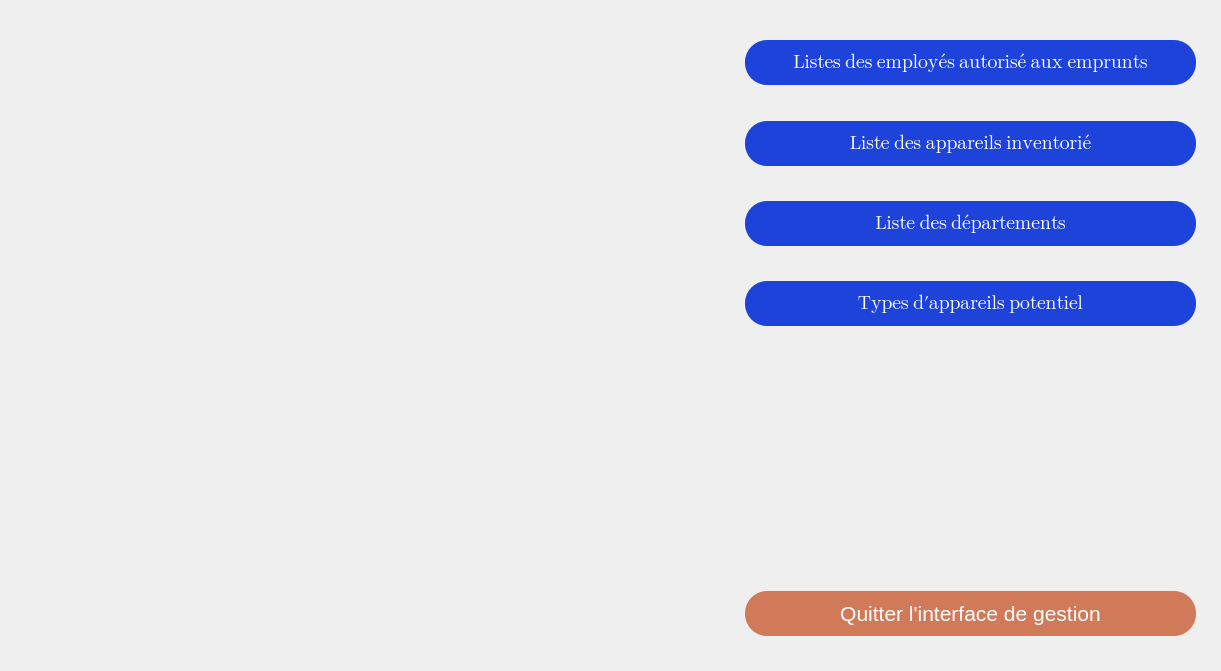
Before: the Qt Designer form PM-GEST/InterfaceGestion.ui in AetherFall/Gestionnaire-Emprunt-Materiel, drawn with Qt 5.
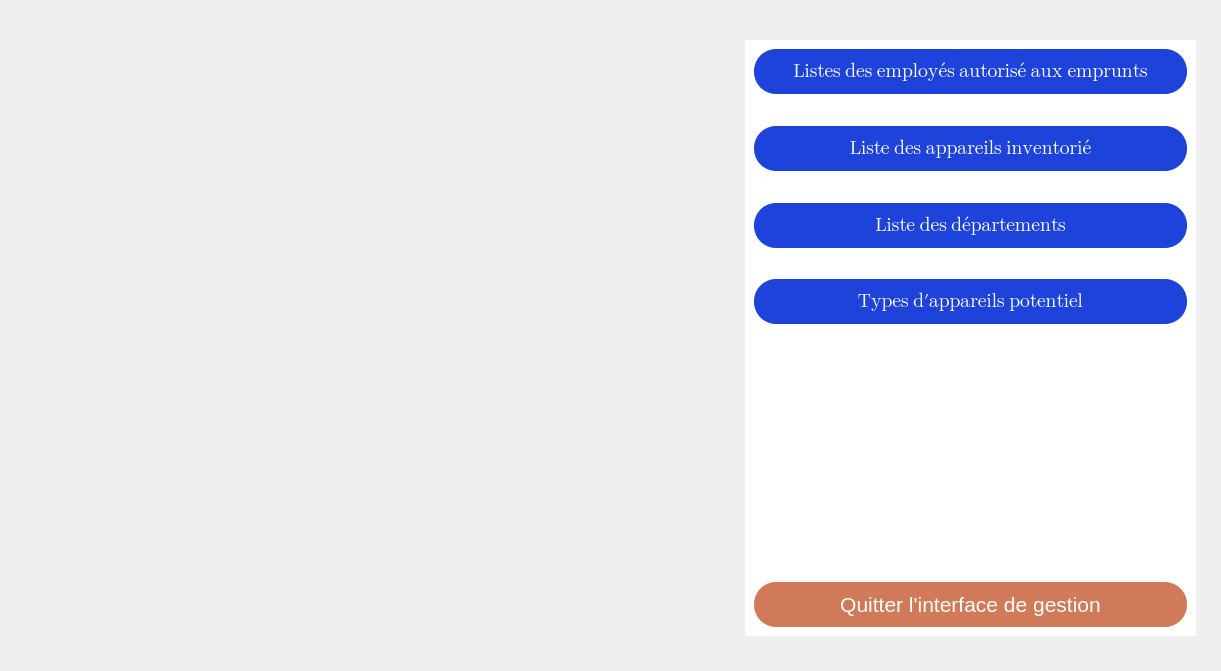
After: the same form once the commit is applied.

Patch:
```diff
--- a/PM-GEST/InterfaceGestion.ui
+++ b/PM-GEST/InterfaceGestion.ui
@@ -63,6 +63,10 @@
        </spacer>
       </item>
       <item>
+       <widget class="QFrame" name="">
+        <property name="styleSheet">
+         <string notr="true">background-color:rgb(255, 255, 255);</string>
+        </property>
        <layout class="QVBoxLayout" name="verticalLayout">
         <item>
          <layout class="QVBoxLayout" name="verticalLayout_2">
@@ -315,6 +319,7 @@
          </layout>
         </item>
        </layout>
+       </widget>
       </item>
      </layout>
     </item>
```
Lines whose indentation alone changed are shown as unchanged.
